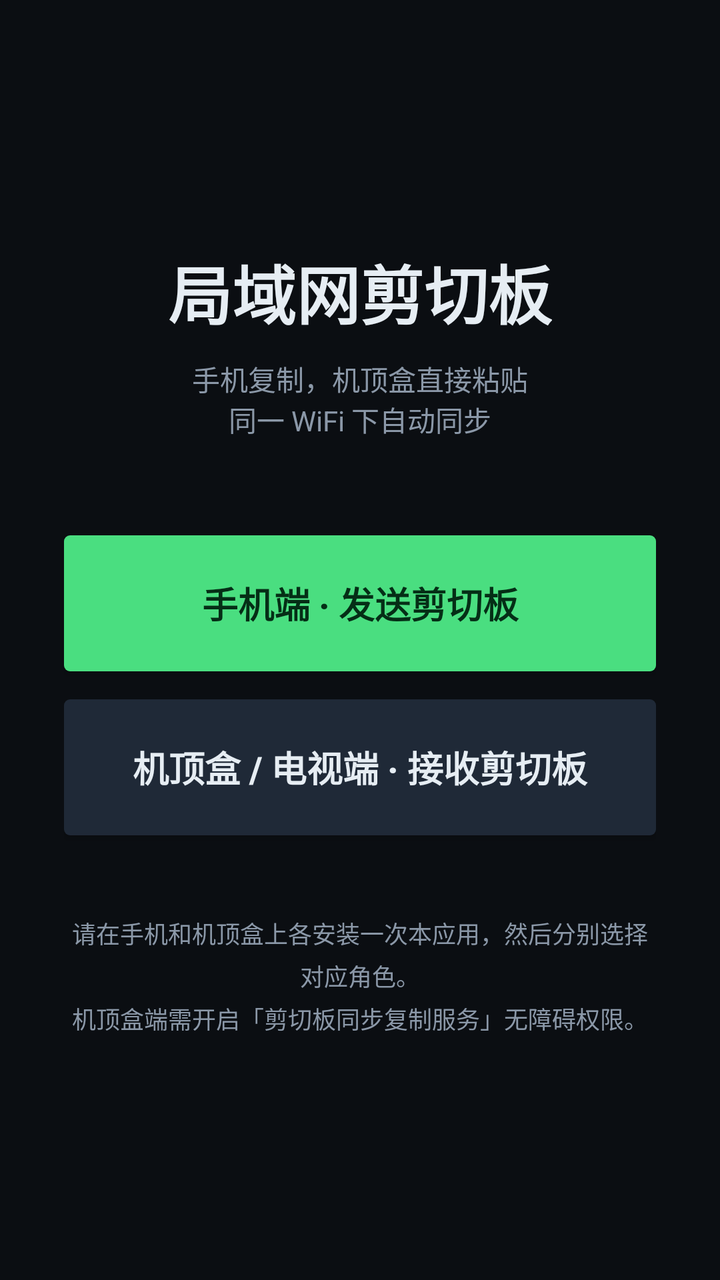
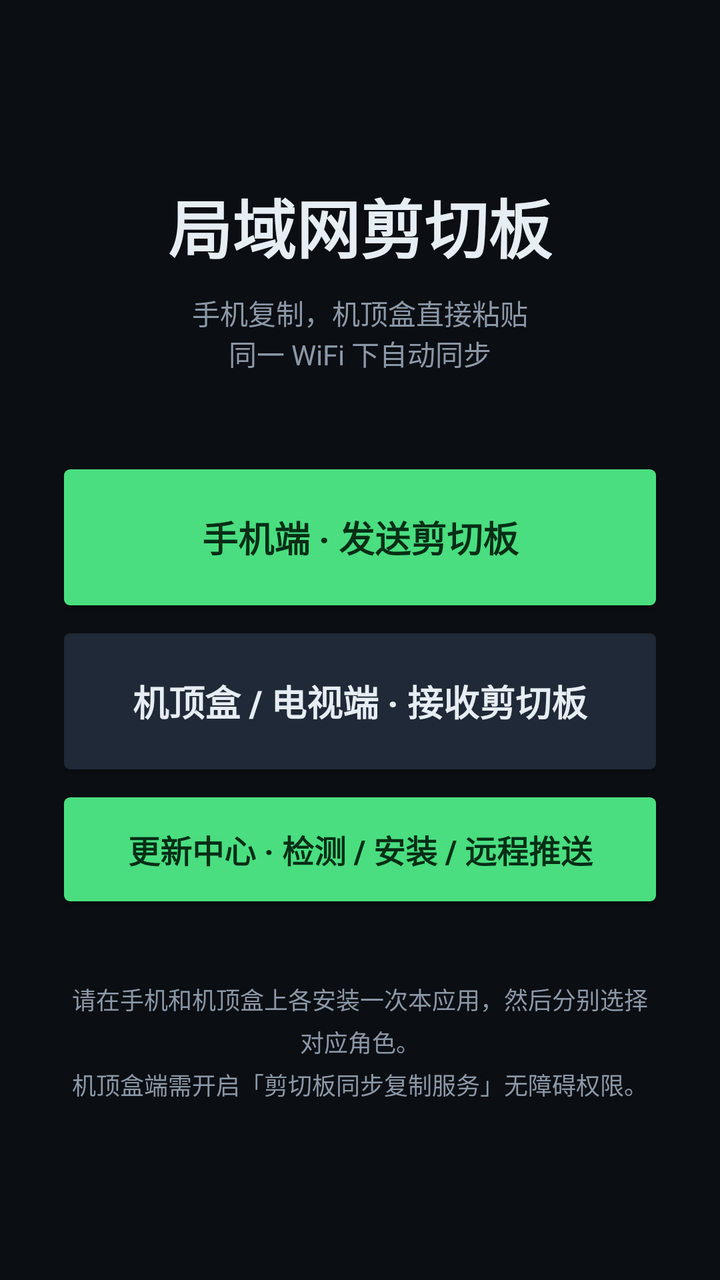

Compare the two renders of this Android layout. The source of the first and the diff that turns it into the second are given below.
<!-- AndroidManifest.xml: application theme AppTheme -->
<!-- res/layout/activity_role.xml -->
<?xml version="1.0" encoding="utf-8"?>
<LinearLayout xmlns:android="http://schemas.android.com/apk/res/android"
    android:layout_width="match_parent"
    android:layout_height="match_parent"
    android:background="@color/bg"
    android:gravity="center"
    android:orientation="vertical"
    android:padding="32dp">

    <TextView
        android:layout_width="wrap_content"
        android:layout_height="wrap_content"
        android:text="局域网剪切板"
        android:textColor="@color/text"
        android:textSize="32sp"
        android:textStyle="bold" />

    <TextView
        android:layout_width="wrap_content"
        android:layout_height="wrap_content"
        android:layout_marginTop="10dp"
        android:gravity="center"
        android:text="手机复制，机顶盒直接粘贴\n同一 WiFi 下自动同步"
        android:textColor="@color/dim"
        android:textSize="14sp" />

    <Button
        android:id="@+id/btn_phone"
        android:layout_width="match_parent"
        android:layout_height="68dp"
        android:layout_marginTop="48dp"
        android:background="@drawable/bg_btn_primary"
        android:text="手机端 · 发送剪切板"
        android:textColor="@color/accent_dark"
        android:textSize="18sp"
        android:textStyle="bold" />

    <Button
        android:id="@+id/btn_box"
        android:layout_width="match_parent"
        android:layout_height="68dp"
        android:layout_marginTop="14dp"
        android:background="@drawable/bg_btn_secondary"
        android:text="机顶盒 / 电视端 · 接收剪切板"
        android:textColor="@color/text"
        android:textSize="18sp"
        android:textStyle="bold" />

    <TextView
        android:layout_width="match_parent"
        android:layout_height="wrap_content"
        android:layout_marginTop="40dp"
        android:gravity="center"
        android:lineSpacingExtra="4dp"
        android:text="请在手机和机顶盒上各安装一次本应用，然后分别选择对应角色。\n机顶盒端需开启「剪切板同步复制服务」无障碍权限。"
        android:textColor="@color/dim"
        android:textSize="12sp" />
</LinearLayout>
<!-- resources referenced by this layout -->
<resources>
  <color name="accent_dark">#052E16</color>
  <color name="bg">#0B0E12</color>
  <color name="dim">#8B98A8</color>
  <color name="text">#E6EDF3</color>
  <!-- drawable bg_btn_primary (drawable) -->
  <?xml version="1.0" encoding="utf-8"?>
  <selector xmlns:android="http://schemas.android.com/apk/res/android">
      <item android:state_focused="true">
          <shape android:shape="rectangle">
              <solid android:color="@color/accent" />
              <stroke android:width="3dp" android:color="@color/text" />
              <corners android:radius="3dp" />
          </shape>
      </item>
      <item android:state_pressed="true">
          <shape android:shape="rectangle">
              <solid android:color="@color/accent_pressed" />
              <corners android:radius="3dp" />
          </shape>
      </item>
      <item>
          <shape android:shape="rectangle">
              <solid android:color="@color/accent" />
              <corners android:radius="3dp" />
          </shape>
      </item>
  </selector>
  <!-- drawable bg_btn_secondary (drawable) -->
  <?xml version="1.0" encoding="utf-8"?>
  <selector xmlns:android="http://schemas.android.com/apk/res/android">
      <item android:state_focused="true">
          <shape android:shape="rectangle">
              <solid android:color="@color/surface2" />
              <stroke android:width="3dp" android:color="@color/accent" />
              <corners android:radius="3dp" />
          </shape>
      </item>
      <item android:state_pressed="true">
          <shape android:shape="rectangle">
              <solid android:color="@color/line" />
              <corners android:radius="3dp" />
          </shape>
      </item>
      <item>
          <shape android:shape="rectangle">
              <solid android:color="@color/surface2" />
              <corners android:radius="3dp" />
          </shape>
      </item>
  </selector>
  <style name="AppTheme" parent="@android:style/Theme.Holo.NoActionBar">
          <item name="android:windowBackground">@color/bg</item>
          <item name="android:textColorPrimary">@color/text</item>
          <item name="android:textColorSecondary">@color/dim</item>
      </style>
  <color name="accent">#4ADE80</color>
  <color name="accent_pressed">#22B45C</color>
  <color name="surface2">#1F2937</color>
  <color name="line">#26313D</color>
</resources>

<!-- the commit's change to res/layout/activity_role.xml (unified diff, before → after) -->
@@ -46,6 +46,17 @@
         android:textSize="18sp"
         android:textStyle="bold" />
 
+    <Button
+        android:id="@+id/btn_update"
+        android:layout_width="match_parent"
+        android:layout_height="52dp"
+        android:layout_marginTop="14dp"
+        android:background="@drawable/bg_btn_primary"
+        android:text="更新中心 · 检测 / 安装 / 远程推送"
+        android:textColor="@color/accent_dark"
+        android:textSize="16sp"
+        android:textStyle="bold" />
+
     <TextView
         android:layout_width="match_parent"
         android:layout_height="wrap_content"
